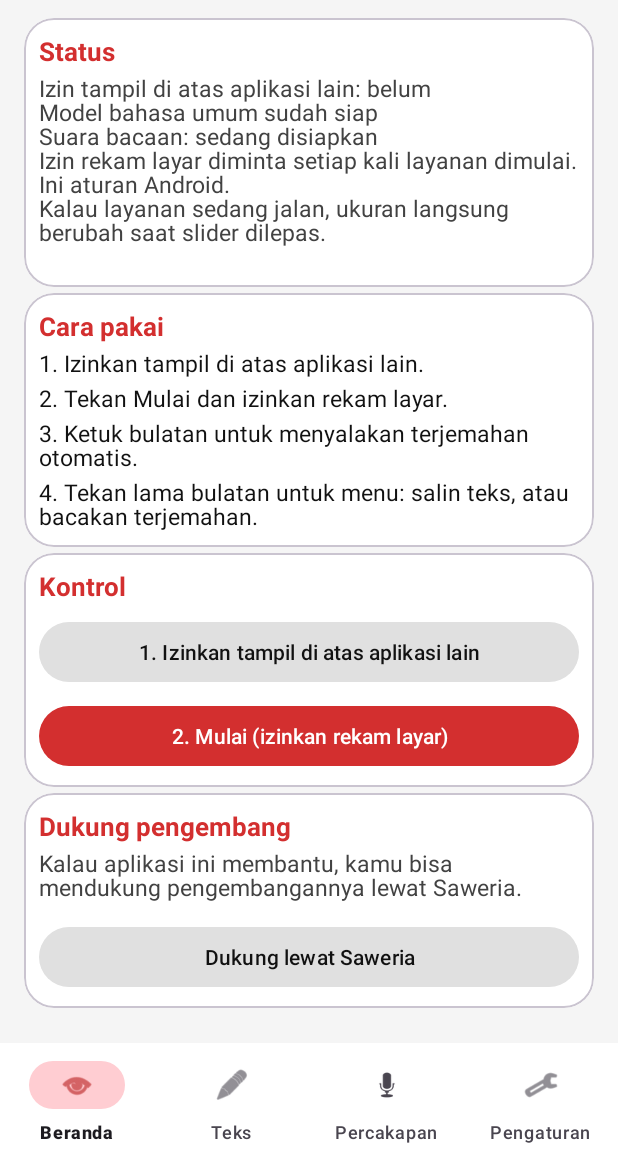
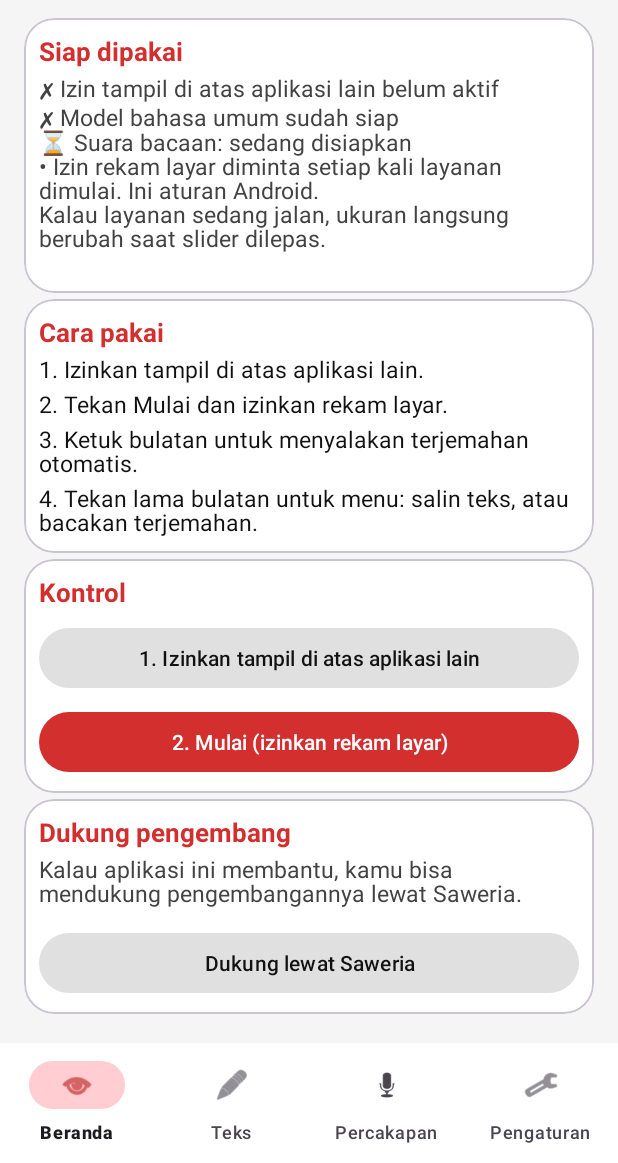
Before and after one commit to rarandorn-ui/translate-layar, an Android app: the screen it shows after launch (MainActivity), on a phone screen of 412 x 824 dp, the part 73-1236 px from its top. Run offline under Robolectric (Android 15) with nearby library versions, the phone set to English and light mode, and no system bars; libraries missing offline, so code that uses them is left out: com.google.mlkit.common, com.google.mlkit.nl, com.google.mlkit.vision; 7 statements that could not run were skipped.

Commit message:
v57: daftar Siap dipakai dan perbaiki tombol model

```diff
--- a/app/src/main/java/com/bosmuda/translatelayar/I18n.kt
+++ b/app/src/main/java/com/bosmuda/translatelayar/I18n.kt
@@ -215,6 +215,10 @@ object I18n {
         "1. Izinkan tampil di atas aplikasi lain" to "1. Allow display over other apps",
         "2. Mulai (izinkan rekam layar)" to "2. Start (allow screen recording)",
         "Hentikan layanan" to "Stop service",
+        "Siap dipakai" to "Ready to use",
+        "Izin tampil di atas aplikasi lain" to "Display over other apps",
+        "Izin tampil di atas aplikasi lain belum aktif" to "Display over other apps is not active yet",
+        "Suara bacaan siap" to "Speech ready",
         "Dukung pengembang" to "Support the developer",
         "Kalau aplikasi ini membantu, kamu bisa mendukung pengembangannya lewat Saweria." to
             "If this app helps you, you can support its development through Saweria.",
--- a/app/src/main/java/com/bosmuda/translatelayar/MainActivity.kt
+++ b/app/src/main/java/com/bosmuda/translatelayar/MainActivity.kt
@@ -116,8 +116,10 @@ class MainActivity : AppCompatActivity() {
     // Status model terjemahan, ditampilkan di Beranda
     private var modelStatus = "Model terjemahan: belum disiapkan"
 
-    // Model bahasa yang paling umum diunduh otomatis, dan penanda tugas unduh atau hapus yang sedang berjalan
+    // Model bahasa yang paling umum diunduh otomatis
     private val MODEL_UMUM = listOf("id", "en", "ja", "zh", "ko")
+    // Penanda unduhan otomatis di latar belakang, dan penanda unduh atau hapus manual dari dialog (terpisah supaya tidak saling mengunci)
+    private var modelOtomatisJalan = false
     private var modelSibuk = false
 
     // Status suara bacaan, ditampilkan di Beranda
@@ -285,13 +287,19 @@ class MainActivity : AppCompatActivity() {
 
     private fun refreshStatus() {
         val overlayOk = Settings.canDrawOverlays(this)
+        val modelOk = modelStatus == "Model terjemahan: siap"
+        val suaraOk = speechStatus == "Suara bacaan: siap"
         tvStatus.text = buildString {
+            // Daftar siap dipakai: tanda centang untuk yang sudah beres, tanda silang atau jam untuk yang belum.
             // Di dalam buildString, "this" adalah StringBuilder, jadi konteks aplikasinya ditulis eksplisit
-            appendLine(I18n.tr(this@MainActivity, "Izin tampil di atas aplikasi lain: ${if (overlayOk) "sudah" else "belum"}"))
-            appendLine(I18n.tr(this@MainActivity, modelStatus))
-            appendLine(I18n.tr(this@MainActivity, speechStatus))
-            appendLine(I18n.tr(this@MainActivity, "Izin rekam layar diminta setiap kali layanan dimulai. Ini aturan Android."))
-            appendLine(I18n.tr(this@MainActivity, "Kalau layanan sedang jalan, ukuran langsung berubah saat slider dilepas."))
+            val ctx = this@MainActivity
+            appendLine(if (overlayOk) "✓ " + I18n.tr(ctx, "Izin tampil di atas aplikasi lain") else "✗ " + I18n.tr(ctx, "Izin tampil di atas aplikasi lain belum aktif"))
+            val tandaModel = if (modelOk) "✓ " else if (modelStatus.contains("sedang")) "⏳ " else "✗ "
+            appendLine(tandaModel + I18n.tr(ctx, if (modelOk) "Model terjemahan siap" else modelStatus))
+            val tandaSuara = if (suaraOk) "✓ " else if (speechStatus.contains("sedang")) "⏳ " else "✗ "
+            appendLine(tandaSuara + I18n.tr(ctx, if (suaraOk) "Suara bacaan siap" else speechStatus))
+            appendLine("• " + I18n.tr(ctx, "Izin rekam layar diminta setiap kali layanan dimulai. Ini aturan Android."))
+            appendLine(I18n.tr(ctx, "Kalau layanan sedang jalan, ukuran langsung berubah saat slider dilepas."))
         }
     }
 
@@ -733,8 +741,8 @@ class MainActivity : AppCompatActivity() {
      * Setelah itu terjemahan tidak perlu menunggu unduhan lagi saat pertama dipakai.
      */
     private fun unduhModelUmum() {
-        if (prefs().getBoolean("model_umum_siap", false) || modelSibuk) return
-        modelSibuk = true
+        if (prefs().getBoolean("model_umum_siap", false) || modelOtomatisJalan) return
+        modelOtomatisJalan = true
         modelStatus = "Model bahasa umum sedang diunduh"
         refreshStatus()
         Thread {
@@ -746,7 +754,7 @@ class MainActivity : AppCompatActivity() {
             }
             if (gagal.isEmpty()) prefs().edit().putBoolean("model_umum_siap", true).apply()
             runOnUiThread {
-                modelSibuk = false
+                modelOtomatisJalan = false
                 if (!isDestroyed) {
                     modelStatus = if (gagal.isEmpty()) {
                         "Model bahasa umum sudah siap"
@@ -754,6 +762,8 @@ class MainActivity : AppCompatActivity() {
                         "Sebagian model belum terunduh. Dicoba lagi saat aplikasi dibuka"
                     }
                     refreshStatus()
+                    // Dialog kelola model yang sedang terbuka ikut diperbarui, supaya tombolnya aktif lagi
+                    if (kelolaDaftar != null) muatUlangDaftar()
                 }
             }
         }.start()
--- a/app/src/main/res/layout/activity_main.xml
+++ b/app/src/main/res/layout/activity_main.xml
@@ -51,7 +51,7 @@
                         <TextView
                             android:layout_width="wrap_content"
                             android:layout_height="wrap_content"
-                            android:text="Status"
+                            android:text="Siap dipakai"
                             android:textColor="#D32F2F"
                             android:textSize="17sp"
                             android:textStyle="bold" />
```
